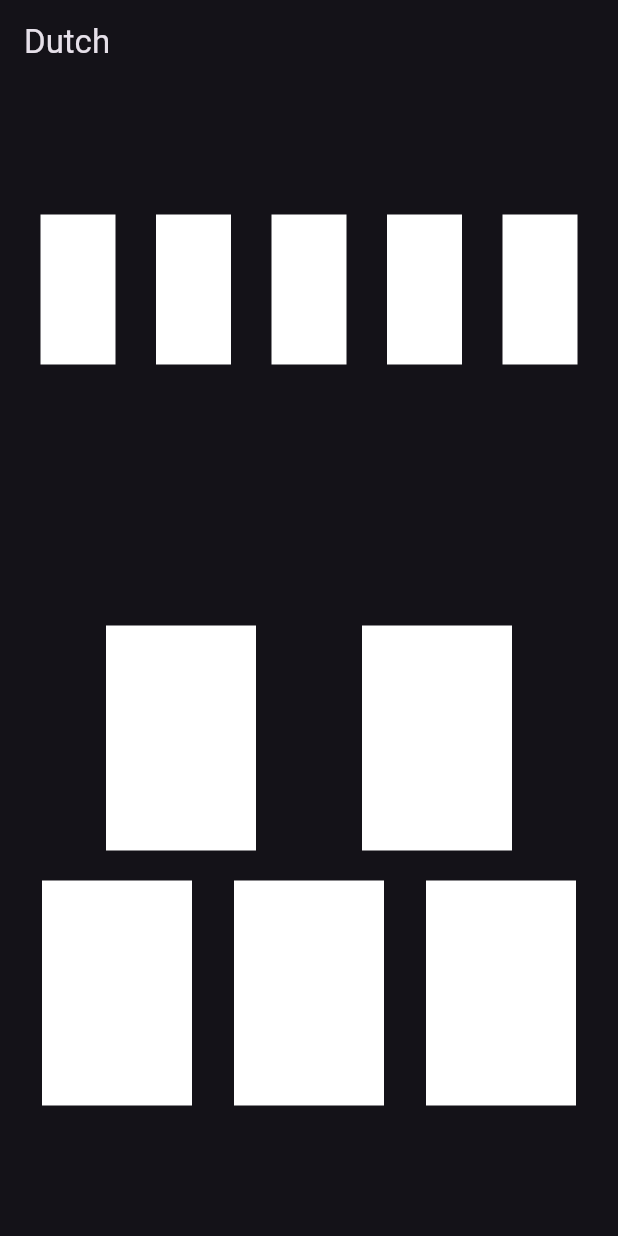
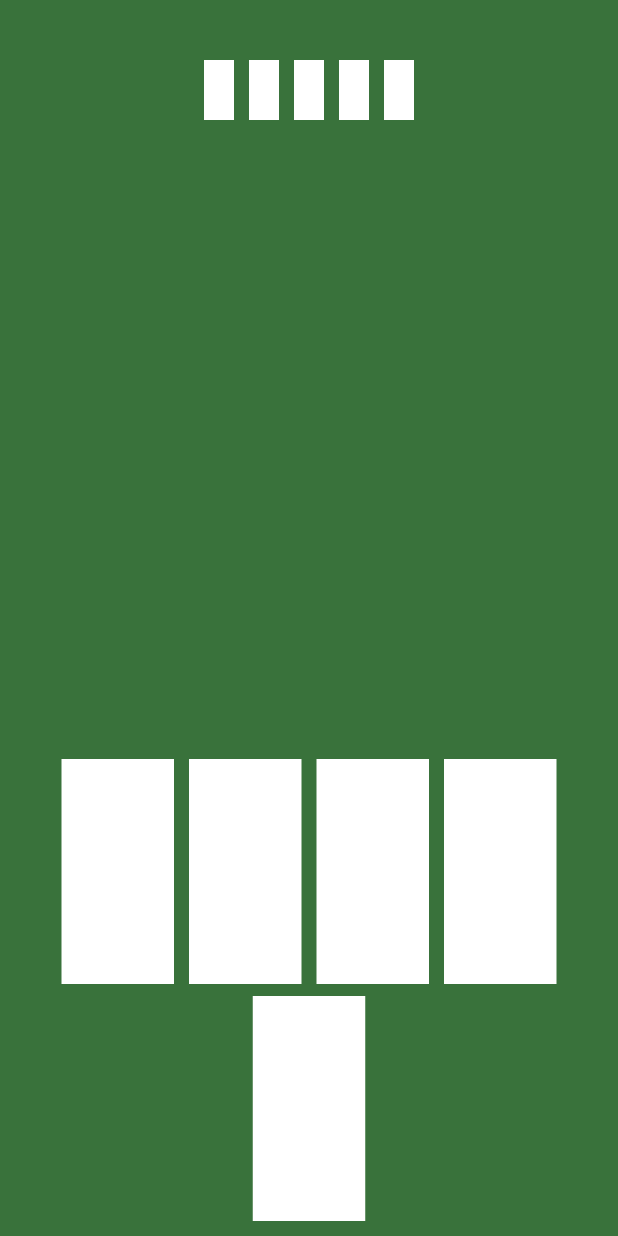
Before and after one commit to mikaelcaua/ducth_minigame, a Flutter app: the screen it shows after launch, on a phone screen of 412 x 824 dp. Run offline on Flutter 3.47's test engine with Material 3 defaults, Android fonts, the phone set to English and light mode, and no system bars.

Commit message:
feat: create another player hand

```diff
--- a/lib/app/dutch_app.dart
+++ b/lib/app/dutch_app.dart
@@ -1,4 +1,4 @@
-import 'package:ducth_minigame/ui/screens/home_screen.dart';
+import 'package:ducth_minigame/ui/screens/game_screen.dart';
 import 'package:flutter/material.dart';
 
 class DutchApp extends StatelessWidget {
@@ -8,7 +8,7 @@ class DutchApp extends StatelessWidget {
   Widget build(BuildContext context) {
     return MaterialApp(
       theme: ThemeData.dark(),
-      home: HomeScreen(),
+      home: GameScreen(),
       debugShowCheckedModeBanner: false,
     );
   }
--- a/lib/main.dart
+++ b/lib/main.dart
@@ -1,5 +1,6 @@
-import 'package:ducth_minigame/app/dutch_app.dart';
+
 import 'package:flutter/material.dart';
+import 'app/dutch_app.dart';
 
 void main(){
   runApp(DutchApp());
--- a/lib/ui/components/card/another_player_card_component.dart
+++ b/lib/ui/components/card/another_player_card_component.dart
@@ -7,8 +7,8 @@ class AnotherPlayerCardComponent extends StatelessWidget {
   Widget build(BuildContext context) {
     return Container(
       color: Colors.white,
-      width: 50,
-      height: 100,
+      width: 20,
+      height: 40,
     );
   }
 }
--- a/lib/ui/components/card/player_card_component.dart
+++ b/lib/ui/components/card/player_card_component.dart
@@ -7,7 +7,7 @@ class PlayerCardComponent extends StatelessWidget {
   Widget build(BuildContext context) {
     return Container(
       color: Colors.white,
-      width: 100,
+      width: 75,
       height: 150,
     );
   }
--- a/lib/ui/components/player_hand/another_player_hand_component.dart
+++ b/lib/ui/components/player_hand/another_player_hand_component.dart
@@ -2,21 +2,14 @@ import 'package:ducth_minigame/ui/components/card/another_player_card_component.
 import 'package:flutter/material.dart';
 
 class AnotherPlayerHandComponent extends StatelessWidget {
-  const AnotherPlayerHandComponent({super.key});
-
+  const AnotherPlayerHandComponent({super.key, required this.anotherPlayerCards});
+  final List<AnotherPlayerCardComponent> anotherPlayerCards;
   @override
   Widget build(BuildContext context) {
-    return Column(
-      spacing: 20,
-      children: [
-        Row(mainAxisAlignment: MainAxisAlignment.spaceEvenly, children: [
-          AnotherPlayerCardComponent(),
-          AnotherPlayerCardComponent(),
-          AnotherPlayerCardComponent(),
-          AnotherPlayerCardComponent(),
-          AnotherPlayerCardComponent()
-        ]),
-      ],
+    return Row(
+      mainAxisAlignment: MainAxisAlignment.center,
+      spacing: 10,
+      children: anotherPlayerCards,
     );
   }
 }
--- a/lib/ui/components/player_hand/player_hand_component.dart
+++ b/lib/ui/components/player_hand/player_hand_component.dart
@@ -2,22 +2,16 @@ import 'package:ducth_minigame/ui/components/card/player_card_component.dart';
 import 'package:flutter/material.dart';
 
 class PlayerHandComponent extends StatelessWidget {
-  const PlayerHandComponent({super.key});
+  const PlayerHandComponent({super.key, required this.playerCards});
+  final List<PlayerCardComponent> playerCards;
 
   @override
   Widget build(BuildContext context) {
-    return Column(
-      spacing: 20,
-      children: [
-        Row(
-          mainAxisAlignment: MainAxisAlignment.spaceEvenly,
-          children: [PlayerCardComponent(), PlayerCardComponent()]
-        ),
-        Row(
-          mainAxisAlignment: MainAxisAlignment.spaceEvenly,
-          children: [PlayerCardComponent(), PlayerCardComponent(), PlayerCardComponent()]
-        )
-      ],
+    return Wrap(
+      alignment: WrapAlignment.center,
+      spacing: 10.0,
+      runSpacing: 8.0,
+      children: playerCards,
     );
   }
 }
--- /dev/null
+++ b/lib/ui/screens/game_screen.dart
@@ -0,0 +1,42 @@
+import 'package:ducth_minigame/ui/components/card/player_card_component.dart';
+import 'package:ducth_minigame/ui/components/player_hand/another_player_hand_component.dart';
+import 'package:ducth_minigame/ui/components/player_hand/player_hand_component.dart';
+import 'package:flutter/material.dart';
+import '../components/card/another_player_card_component.dart';
+
+class GameScreen extends StatelessWidget {
+  const GameScreen({super.key});
+
+  @override
+  Widget build(BuildContext context) {
+    return Scaffold(
+      backgroundColor: const Color.fromARGB(255, 57, 114, 59),
+      body: Padding(
+        padding: const EdgeInsets.fromLTRB(40, 40, 40, 10),
+        child: Column(
+          mainAxisAlignment: MainAxisAlignment.spaceBetween,
+          children: [
+            AnotherPlayerHandComponent(
+              anotherPlayerCards: [
+                AnotherPlayerCardComponent(),
+                AnotherPlayerCardComponent(),
+                AnotherPlayerCardComponent(),
+                AnotherPlayerCardComponent(),
+                AnotherPlayerCardComponent()
+              ],
+            ),
+            PlayerHandComponent(
+              playerCards: [
+                PlayerCardComponent(),
+                PlayerCardComponent(),
+                PlayerCardComponent(),
+                PlayerCardComponent(),
+                PlayerCardComponent()
+              ],
+            )
+          ],
+        ),
+      ),
+    );
+  }
+}
--- a/lib/ui/screens/home_screen.dart
+++ /dev/null
@@ -1,22 +0,0 @@
-import 'package:ducth_minigame/ui/components/card/another_player_card_component.dart';
-import 'package:ducth_minigame/ui/components/player_hand/another_player_hand_component.dart';
-import 'package:ducth_minigame/ui/components/player_hand/player_hand_component.dart';
-import 'package:flutter/material.dart';
-
-class HomeScreen extends StatelessWidget {
-  const HomeScreen({super.key});
-
-  @override
-  Widget build(BuildContext context) {
-    return Scaffold(
-      appBar: AppBar(title: Text("Dutch"),),
-      body: Column(
-        mainAxisAlignment: MainAxisAlignment.spaceAround,
-        children: [
-          AnotherPlayerHandComponent(),
-          PlayerHandComponent()
-        ],
-      ),
-    );
-  }
-}
```
